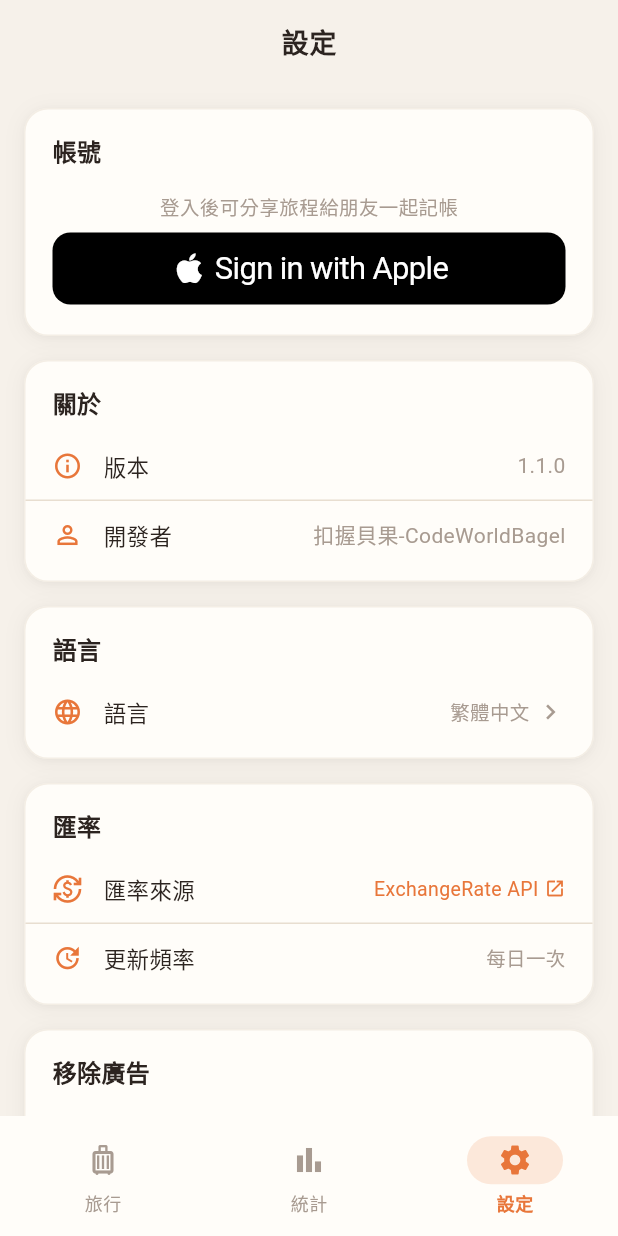
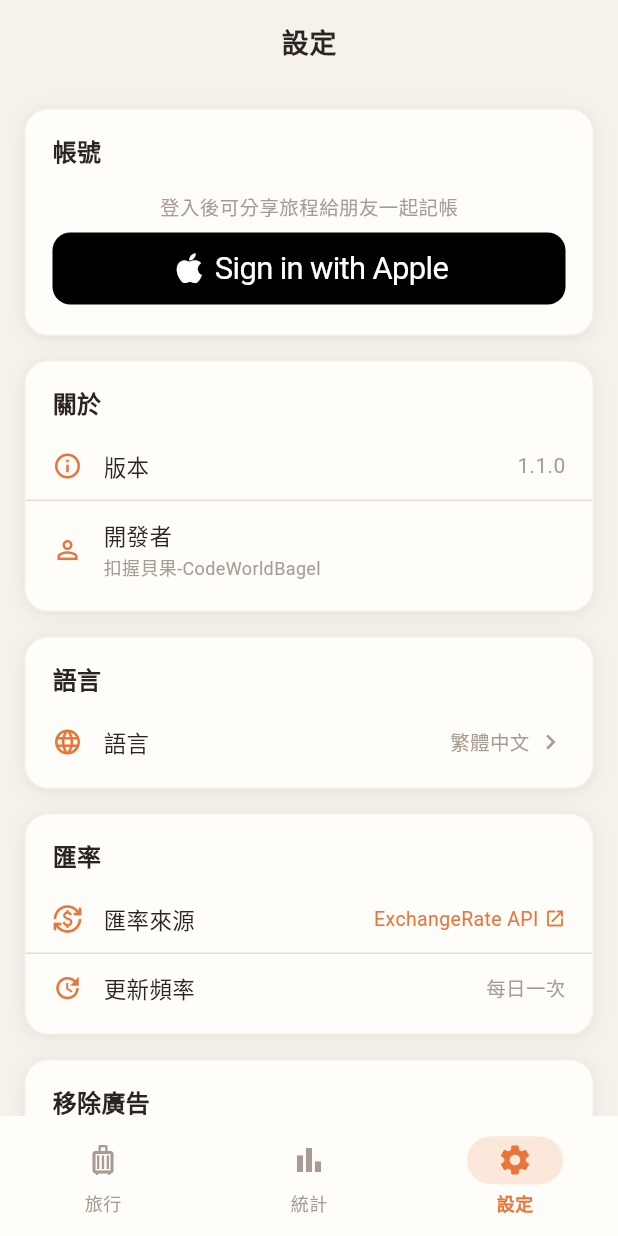
Before and after one commit to nickchen1998/TravelBudget, a Flutter app: the screen it shows after launch, item 3 of the bottom bar chosen, on a phone screen of 412 x 824 dp. Run offline on Flutter 3.47's test engine with Material 3 defaults, Android fonts, the phone set to English and light mode, and no system bars; drawn by our look-alikes of sign_in_with_apple; our stand-ins replace app_links, connectivity_plus, fl_chart, google_mobile_ads, image_picker, in_app_purchase and 4 more; missing offline and left inert: app_tracking_transparency; accounts and stored records are empty; network calls fail.

Commit message:
feat: 帳號暱稱自訂 + 設定頁字體跑版修正
- 新增暱稱編輯功能：帳號列點擊鉛筆圖示可修改顯示名稱，同步至 Supabase profiles
- 修正「開發者」欄位在大字體時 trailing 擠壓 title 跑版，改用 subtitle 顯示
- _settingsTile 改用 if/SizedBox 替換 ?trailing，title/subtitle 加 overflow 保護
- 新增 5 語系 editNickname / nicknameHint / nicknameSaved / nicknameFailed 字串

Co-Authored-By: Claude Sonnet 4.6 <noreply@anthropic.com>

```diff
--- a/lib/l10n/app_localizations.dart
+++ b/lib/l10n/app_localizations.dart
@@ -201,6 +201,10 @@ class AppLocalizations {
   String get deleteAccountConfirm => _t('deleteAccountConfirm');
   String get deleteAccountWarning => _t('deleteAccountWarning');
   String get deleteAccountFailed => _t('deleteAccountFailed');
+  String get editNickname => _t('editNickname');
+  String get nicknameHint => _t('nicknameHint');
+  String get nicknameSaved => _t('nicknameSaved');
+  String get nicknameFailed => _t('nicknameFailed');
   String get cloudBackup => _t('cloudBackup');
   String get cloudBackupDesc => _t('cloudBackupDesc');
   String get cloudBackupSignInCta => _t('cloudBackupSignInCta');
@@ -373,6 +377,10 @@ class AppLocalizations {
     'deleteAccountConfirm': '確定要刪除帳號？',
     'deleteAccountWarning': '• 你在別人旅程中的共編權限將被移除\n• 你擁有的旅程協作成員將被踢出\n• 本機旅程資料仍保留，但不再同步\n\n此操作無法復原。',
     'deleteAccountFailed': '刪除帳號失敗',
+    'editNickname': '編輯暱稱',
+    'nicknameHint': '輸入暱稱（顯示給協作者看）',
+    'nicknameSaved': '暱稱已更新',
+    'nicknameFailed': '更新暱稱失敗',
     'cloudBackup': '雲端備份',
     'cloudBackupDesc': '登入後資料自動備份到雲端，換機也不怕遺失',
     'cloudBackupSignInCta': '登入以備份資料',
@@ -530,6 +538,10 @@ class AppLocalizations {
     'deleteAccountConfirm': 'Delete your account?',
     'deleteAccountWarning': '• You will lose access to trips you collaborate on\n• Members of your shared trips will lose access\n• Local trip data is kept but will no longer sync\n\nThis action cannot be undone.',
     'deleteAccountFailed': 'Failed to delete account',
+    'editNickname': 'Edit Nickname',
+    'nicknameHint': 'Shown to collaborators',
+    'nicknameSaved': 'Nickname saved',
+    'nicknameFailed': 'Failed to update nickname',
     'cloudBackup': 'Cloud Backup',
     'cloudBackupDesc': 'Sign in to back up your data automatically',
     'cloudBackupSignInCta': 'Sign in to back up data',
@@ -687,6 +699,10 @@ class AppLocalizations {
     'deleteAccountConfirm': 'アカウントを削除しますか？',
     'deleteAccountWarning': '• 参加している共同旅程へのアクセスが失われます\n• あなたが所有する旅程の共同編集者が削除されます\n• ローカルデータは保持されますが同期されなくなります\n\nこの操作は元に戻せません。',
     'deleteAccountFailed': 'アカウントの削除に失敗しました',
+    'editNickname': 'ニックネームを編集',
+    'nicknameHint': '共同作業者に表示されます',
+    'nicknameSaved': 'ニックネームを更新しました',
+    'nicknameFailed': 'ニックネームの更新に失敗しました',
     'cloudBackup': 'クラウドバックアップ',
     'cloudBackupDesc': 'サインインしてデータを自動バックアップ',
     'cloudBackupSignInCta': 'データをバックアップするにはサインイン',
@@ -844,6 +860,10 @@ class AppLocalizations {
     'deleteAccountConfirm': '계정을 삭제하시겠습니까？',
     'deleteAccountWarning': '• 참여 중인 공동 여행의 접근 권한이 제거됩니다\n• 소유한 여행의 공동 편집자가 제거됩니다\n• 로컬 데이터는 유지되지만 동기화되지 않습니다\n\n이 작업은 되돌릴 수 없습니다.',
     'deleteAccountFailed': '계정 삭제 실패',
+    'editNickname': '닉네임 편집',
+    'nicknameHint': '공동 작업자에게 표시됩니다',
+    'nicknameSaved': '닉네임이 저장되었습니다',
+    'nicknameFailed': '닉네임 업데이트 실패',
     'cloudBackup': '클라우드 백업',
     'cloudBackupDesc': '로그인하면 데이터가 자동으로 백업됩니다',
     'cloudBackupSignInCta': '데이터 백업을 위해 로그인',
@@ -1001,6 +1021,10 @@ class AppLocalizations {
     'deleteAccountConfirm': '确定要删除账号？',
     'deleteAccountWarning': '• 您将失去参与的协作旅程访问权限\n• 您拥有的旅程协作成员将被移除\n• 本地旅程数据保留，但不再同步\n\n此操作无法撤销。',
     'deleteAccountFailed': '删除账号失败',
+    'editNickname': '编辑昵称',
+    'nicknameHint': '显示给协作者',
+    'nicknameSaved': '昵称已更新',
+    'nicknameFailed': '更新昵称失败',
     'cloudBackup': '云端备份',
     'cloudBackupDesc': '登录后数据自动备份到云端，换机也不怕丢失',
     'cloudBackupSignInCta': '登录以备份数据',
--- a/lib/providers/auth_provider.dart
+++ b/lib/providers/auth_provider.dart
@@ -75,6 +75,12 @@ class AuthProvider extends ChangeNotifier {
     }
   }
 
+  Future<void> updateDisplayName(String name) async {
+    await _authService.updateDisplayName(name);
+    _displayName = name;
+    notifyListeners();
+  }
+
   Future<void> signOut() async {
     _isLoading = true;
     notifyListeners();
--- a/lib/screens/settings/settings_screen.dart
+++ b/lib/screens/settings/settings_screen.dart
@@ -40,8 +40,7 @@ class SettingsScreen extends StatelessWidget {
               _settingsTile(
                 icon: Icons.person_outline,
                 title: l.developer,
-                trailing: const Text('扣握貝果-CodeWorldBagel',
-                    style: TextStyle(color: AppTheme.inkFaint)),
+                subtitle: '扣握貝果-CodeWorldBagel',
               ),
             ],
           ),
@@ -165,12 +164,15 @@ class SettingsScreen extends StatelessWidget {
       child: Column(
         children: [
           // Profile row
-          _settingsTile(
-            icon: Icons.person,
-            title: name,
-            subtitle: l.signedInAs,
-            trailing: const Icon(Icons.check_circle,
-                color: AppTheme.moss, size: 20),
+          GestureDetector(
+            onTap: () => _handleEditDisplayName(context),
+            child: _settingsTile(
+              icon: Icons.person,
+              title: name,
+              subtitle: l.signedInAs,
+              trailing: const Icon(Icons.edit_outlined,
+                  color: AppTheme.inkFaint, size: 18),
+            ),
           ),
           const Divider(height: 1, color: AppTheme.parchment),
           // Sync row
@@ -229,6 +231,56 @@ class SettingsScreen extends StatelessWidget {
   }
 
   // ── Auth handlers ─────────────────────────────────────────────────────────
+
+  Future<void> _handleEditDisplayName(BuildContext context) async {
+    final l = AppLocalizations.of(context);
+    final auth = context.read<AuthProvider>();
+    final controller = TextEditingController(text: auth.displayName ?? '');
+    final confirmed = await showDialog<bool>(
+      context: context,
+      builder: (ctx) => AlertDialog(
+        title: Text(l.editNickname,
+            style: const TextStyle(fontWeight: FontWeight.w700)),
+        content: TextField(
+          controller: controller,
+          autofocus: true,
+          maxLength: 30,
+          decoration: InputDecoration(hintText: l.nicknameHint),
+        ),
+        actions: [
+          TextButton(
+            onPressed: () => Navigator.pop(ctx, false),
+            child: Text(l.cancel,
+                style: const TextStyle(color: AppTheme.inkLight)),
+          ),
+          TextButton(
+            onPressed: () => Navigator.pop(ctx, true),
+            child: Text(l.save),
+          ),
+        ],
+      ),
+    );
+    if (confirmed != true || !context.mounted) return;
+    final name = controller.text.trim();
+    if (name.isEmpty) return;
+    try {
+      await context.read<AuthProvider>().updateDisplayName(name);
+      if (context.mounted) {
+        ScaffoldMessenger.of(context).showSnackBar(
+          SnackBar(
+            content: Text(l.nicknameSaved),
+            behavior: SnackBarBehavior.floating,
+          ),
+        );
+      }
+    } catch (e) {
+      if (context.mounted) {
+        ScaffoldMessenger.of(context).showSnackBar(
+          SnackBar(content: Text('${l.nicknameFailed}: $e')),
+        );
+      }
+    }
+  }
 
   Future<void> _handleSignIn(BuildContext context) async {
     final l = AppLocalizations.of(context);
@@ -491,6 +543,8 @@ class SettingsScreen extends StatelessWidget {
               crossAxisAlignment: CrossAxisAlignment.start,
               children: [
                 Text(title,
+                    maxLines: 2,
+                    overflow: TextOverflow.ellipsis,
                     style: TextStyle(
                         fontSize: 15,
                         fontWeight: FontWeight.w500,
@@ -499,13 +553,17 @@ class SettingsScreen extends StatelessWidget {
                   Padding(
                     padding: const EdgeInsets.only(top: 2),
                     child: Text(subtitle,
+                        overflow: TextOverflow.ellipsis,
                         style: const TextStyle(
                             fontSize: 12, color: AppTheme.inkFaint)),
                   ),
               ],
             ),
           ),
-          ?trailing,
+          if (trailing != null) ...[
+            const SizedBox(width: 8),
+            trailing!,
+          ],
         ],
       ),
     );
```
Also changed, not shown: lib/services/auth_service.dart (+8 -0 lines).
